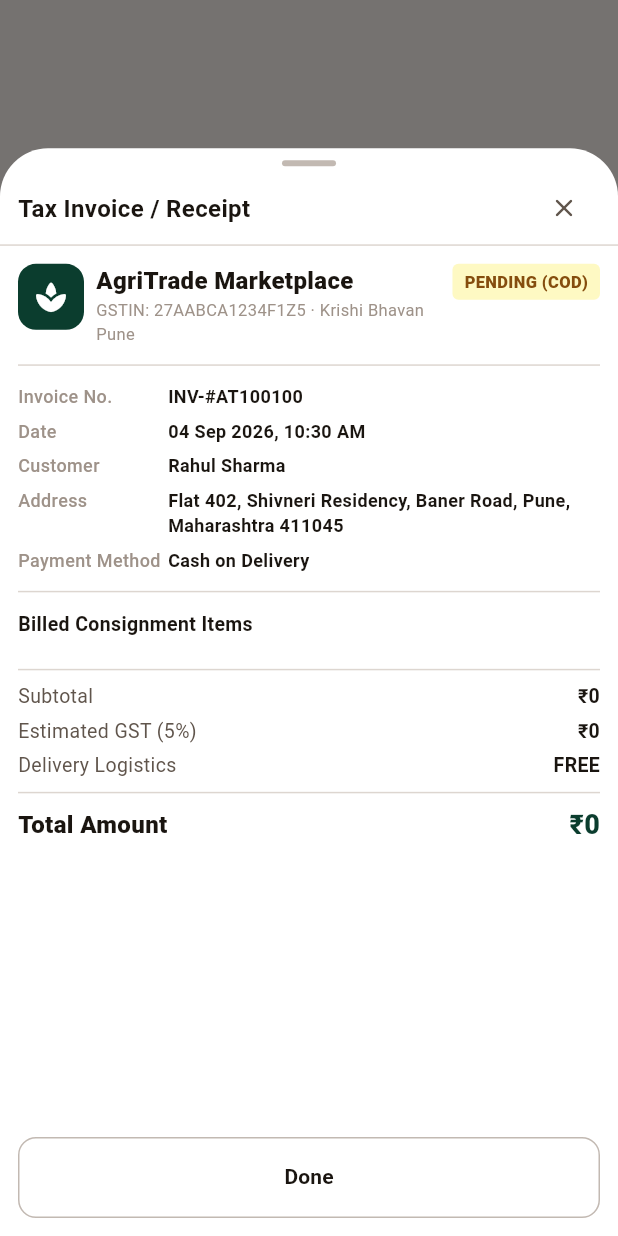
After one commit to SwayamMandhani06/agro-product-app, a Flutter app: the OrderConfirmedScreen screen opened by its route, after a tap on "View Tax Invoice / Receipt", on a phone screen of 412 x 824 dp. The commit adds this screen. Run offline on Flutter 3.47's test engine with Material 3 defaults, Android fonts, the phone set to English and light mode, and no system bars; our stand-ins replace cached_network_image, connectivity_plus, dio, easy_localization, firebase_auth, firebase_core and 8 more; accounts and stored records are empty; generated files the repository leaves out were written again; Roboto replaces fonts that are missing (PlusJakartaSans); statements that could not run were skipped.

Commit message:
feat(receipts): add transaction receipts and payment lifecycle handling

```diff
--- a/apps/mobile/lib/features/cart_checkout/presentation/order_confirmed_screen.dart
+++ b/apps/mobile/lib/features/cart_checkout/presentation/order_confirmed_screen.dart
@@ -7,6 +7,8 @@ import '../../../../core/design_system/app_radius.dart';
 import '../../../../core/design_system/app_spacing.dart';
 import '../../../../core/routing/routes.dart';
 import '../../../../core/widgets/app_button.dart';
+import '../../payments/domain/payment_transaction.dart';
+import '../../payments/presentation/widgets/receipt_sheet.dart';
 import '../domain/order.dart';
 
 /// Full Order Confirmed Screen matching Google Stitch screen `d91cd48648154a0488ff56e0d0654cf2`.
@@ -14,9 +16,11 @@ class OrderConfirmedScreen extends StatelessWidget {
   const OrderConfirmedScreen({
     super.key,
     required this.order,
+    this.transaction,
   });
 
   final Order order;
+  final PaymentTransaction? transaction;
 
   static final _currencyFormat = NumberFormat.currency(
     locale: 'en_IN',
@@ -161,12 +165,49 @@ class OrderConfirmedScreen extends StatelessWidget {
                           subtitle:
                               '${order.paymentMethod} • ${_currencyFormat.format(order.totalAmount)} (${order.totalItemCount} items)',
                         ),
+                        if (transaction?.providerPaymentId != null) ...[
+                          const SizedBox(height: AppSpacing.md),
+                          _buildDetailRow(
+                            icon: Icons.tag_rounded,
+                            title: 'Transaction Reference',
+                            subtitle: transaction!.providerPaymentId!,
+                          ),
+                        ],
                       ],
                     ),
                   ),
                   const SizedBox(height: AppSpacing.xl),
 
                   // 4. Action Buttons
+                  SizedBox(
+                    width: double.infinity,
+                    child: OutlinedButton.icon(
+                      icon: const Icon(Icons.description_outlined, size: 18, color: AppColors.stitchForestGreen),
+                      label: const Text(
+                        'View Tax Invoice / Receipt',
+                        style: TextStyle(
+                          fontSize: 14,
+                          fontWeight: FontWeight.w700,
+                          color: AppColors.stitchForestGreen,
+                        ),
+                      ),
+                      style: OutlinedButton.styleFrom(
+                        side: const BorderSide(color: AppColors.stitchForestGreen),
+                        padding: const EdgeInsets.symmetric(vertical: 14),
+                        shape: RoundedRectangleBorder(
+                          borderRadius: BorderRadius.circular(AppRadius.md),
+                        ),
+                      ),
+                      onPressed: () {
+                        ReceiptSheet.show(
+                          context,
+                          order: order,
+                          transaction: transaction,
+                        );
+                      },
+                    ),
+                  ),
+                  const SizedBox(height: AppSpacing.sm),
                   SizedBox(
                     width: double.infinity,
                     child: AppButton(
--- /dev/null
+++ b/apps/mobile/lib/features/payments/presentation/widgets/receipt_sheet.dart
@@ -0,0 +1,429 @@
+import 'package:flutter/material.dart';
+import 'package:intl/intl.dart';
+
+import '../../../../core/design_system/app_colors.dart';
+import '../../../../core/design_system/app_radius.dart';
+import '../../../../core/design_system/app_spacing.dart';
+import '../../../cart_checkout/domain/order.dart';
+import '../../domain/payment_transaction.dart';
+
+/// Tax invoice and transaction receipt bottom sheet matching AgriTrade visual standards.
+class ReceiptSheet extends StatelessWidget {
+  const ReceiptSheet({
+    super.key,
+    required this.order,
+    this.transaction,
+  });
+
+  final Order order;
+  final PaymentTransaction? transaction;
+
+  static void show(BuildContext context, {required Order order, PaymentTransaction? transaction}) {
+    showModalBottomSheet<void>(
+      context: context,
+      isScrollControlled: true,
+      backgroundColor: Colors.transparent,
+      builder: (ctx) => ReceiptSheet(order: order, transaction: transaction),
+    );
+  }
+
+  static final _currencyFormat = NumberFormat.currency(
+    locale: 'en_IN',
+    symbol: '₹',
+    decimalDigits: 0,
+  );
+
+  static final _dateFormat = DateFormat('dd MMM yyyy, hh:mm a');
+
+  @override
+  Widget build(BuildContext context) {
+    final isDemo = transaction?.provider == PaymentProvider.demo ||
+        order.paymentMethod.toLowerCase().contains('demo');
+    final isTest = transaction?.provider == PaymentProvider.razorpayTest ||
+        (!isDemo && order.paymentMethod.toLowerCase() != 'cash on delivery');
+
+    return Material(
+      color: AppColors.surface,
+      borderRadius: const BorderRadius.vertical(
+        top: Radius.circular(AppRadius.xxl),
+      ),
+      clipBehavior: Clip.antiAlias,
+      child: SafeArea(
+        top: false,
+        child: Container(
+          constraints: BoxConstraints(
+            maxHeight: MediaQuery.of(context).size.height * 0.88,
+          ),
+          child: Column(
+            mainAxisSize: MainAxisSize.min,
+            children: [
+              // 1. Drag Handle & Top Bar
+              Padding(
+                padding: const EdgeInsets.only(top: AppSpacing.sm, bottom: AppSpacing.xs),
+                child: Center(
+                  child: Container(
+                    width: 36,
+                    height: 4,
+                    decoration: BoxDecoration(
+                      color: AppColors.neutral300,
+                      borderRadius: BorderRadius.circular(AppRadius.full),
+                    ),
+                  ),
+                ),
+              ),
+              Padding(
+                padding: const EdgeInsets.symmetric(horizontal: AppSpacing.md),
+                child: Row(
+                  mainAxisAlignment: MainAxisAlignment.spaceBetween,
+                  children: [
+                    const Text(
+                      'Tax Invoice / Receipt',
+                      style: TextStyle(
+                        fontSize: 16,
+                        fontWeight: FontWeight.w700,
+                        color: AppColors.textPrimary,
+                      ),
+                    ),
+                    IconButton(
+                      icon: const Icon(Icons.close_rounded, size: 20),
+                      onPressed: () => Navigator.of(context).pop(),
+                    ),
+                  ],
+                ),
+              ),
+              const Divider(height: 1, color: AppColors.neutral200),
+
+              // 2. Receipt Body
+              Expanded(
+                child: ListView(
+                  padding: const EdgeInsets.all(AppSpacing.md),
+                  children: [
+                    // Sandbox Disclosure Banner
+                    if (isDemo || isTest) ...[
+                      Container(
+                        padding: const EdgeInsets.symmetric(
+                          horizontal: AppSpacing.sm,
+                          vertical: AppSpacing.xs,
+                        ),
+                        decoration: BoxDecoration(
+                          color: isDemo
+                              ? const Color(0xFFEFF6FF)
+                              : const Color(0xFFF3E8FF),
+                          borderRadius: BorderRadius.circular(AppRadius.sm),
+                          border: Border.all(
+                            color: isDemo
+                                ? const Color(0xFF93C5FD)
+                                : const Color(0xFFD8B4FE),
+                          ),
+                        ),
+                        child: Row(
+                          children: [
+                            Icon(
+                              Icons.verified_user_outlined,
+                              size: 16,
+                              color: isDemo
+                                  ? const Color(0xFF1E40AF)
+                                  : const Color(0xFF6B21A8),
+                            ),
+                            const SizedBox(width: AppSpacing.xs),
+                            Expanded(
+                              child: Text(
+                                isDemo
+                                    ? 'DEMO PAYMENT · EDUCATIONAL SANDBOX (ZERO REAL CHARGES)'
+                                    : 'TEST PAYMENT · RAZORPAY TEST MODE ENVIRONMENT',
+                                style: TextStyle(
+                                  fontSize: 11,
+                                  fontWeight: FontWeight.w700,
+                                  letterSpacing: 0.5,
+                                  color: isDemo
+                                      ? const Color(0xFF1E40AF)
+                                      : const Color(0xFF6B21A8),
+                                ),
+                              ),
+                            ),
+                          ],
+                        ),
+                      ),
+                      const SizedBox(height: AppSpacing.md),
+                    ],
+
+                    // AgriTrade Header
+                    Row(
+                      crossAxisAlignment: CrossAxisAlignment.start,
+                      children: [
+                        Container(
+                          width: 44,
+                          height: 44,
+                          decoration: BoxDecoration(
+                            color: AppColors.stitchForestGreen,
+                            borderRadius: BorderRadius.circular(AppRadius.md),
+                          ),
+                          child: const Center(
+                            child: Icon(
+                              Icons.spa_rounded,
+                              color: Colors.white,
+                              size: 24,
+                            ),
+                          ),
+                        ),
+                        const SizedBox(width: AppSpacing.sm),
+                        const Expanded(
+                          child: Column(
+                            crossAxisAlignment: CrossAxisAlignment.start,
+                            children: [
+                              Text(
+                                'AgriTrade Marketplace',
+                                style: TextStyle(
+                                  fontSize: 16,
+                                  fontWeight: FontWeight.w800,
+                                  color: AppColors.textPrimary,
+                                ),
+                              ),
+                              Text(
+                                'GSTIN: 27AABCA1234F1Z5 · Krishi Bhavan Pune',
+                                style: TextStyle(
+                                  fontSize: 11,
+                                  color: AppColors.textTertiary,
+                                ),
+                              ),
+                            ],
+                          ),
+                        ),
+                        Container(
+                          padding: const EdgeInsets.symmetric(horizontal: 8, vertical: 4),
+                          decoration: BoxDecoration(
+                            color: (transaction?.status == PaymentStatus.paid ||
+                                    order.paymentMethod.toLowerCase() != 'cash on delivery')
+                                ? const Color(0xFFDCFCE7)
+                                : const Color(0xFFFEF9C3),
+                            borderRadius: BorderRadius.circular(AppRadius.xs),
+                          ),
+                          child: Text(
+                            (transaction?.status == PaymentStatus.paid ||
+                                    order.paymentMethod.toLowerCase() != 'cash on delivery')
+                                ? 'PAID'
+                                : 'PENDING (COD)',
+                            style: TextStyle(
+                              fontSize: 11,
+                              fontWeight: FontWeight.w800,
+                              color: (transaction?.status == PaymentStatus.paid ||
+                                      order.paymentMethod.toLowerCase() != 'cash on delivery')
+                                  ? const Color(0xFF166534)
+                                  : const Color(0xFF854D0E),
+                            ),
+                          ),
+                        ),
+                      ],
+                    ),
+
+                    const SizedBox(height: AppSpacing.md),
+                    const Divider(height: 1, color: AppColors.neutral200),
+                    const SizedBox(height: AppSpacing.md),
+
+                    // Order & Customer Metadata
+                    _buildMetaRow('Invoice No.', 'INV-${order.id.toUpperCase()}'),
+                    const SizedBox(height: 6),
+                    _buildMetaRow('Date', _dateFormat.format(order.createdAt)),
+                    const SizedBox(height: 6),
+                    _buildMetaRow('Customer', order.address.recipientName),
+                    const SizedBox(height: 6),
+                    _buildMetaRow('Address', order.address.formattedAddress),
+                    const SizedBox(height: 6),
+                    _buildMetaRow('Payment Method', order.paymentMethod),
+                    if (transaction?.providerPaymentId != null) ...[
+                      const SizedBox(height: 6),
+                      _buildMetaRow('Transaction Ref', transaction!.providerPaymentId!),
+                    ],
+
+                    const SizedBox(height: AppSpacing.md),
+                    const Divider(height: 1, color: AppColors.neutral200),
+                    const SizedBox(height: AppSpacing.md),
+
+                    // Itemized List
+                    const Text(
+                      'Billed Consignment Items',
+                      style: TextStyle(
+                        fontSize: 13,
+                        fontWeight: FontWeight.w700,
+                        color: AppColors.textPrimary,
+                      ),
+                    ),
+                    const SizedBox(height: AppSpacing.sm),
+
+                    ...order.items.map((item) {
+                      return Padding(
+                        padding: const EdgeInsets.only(bottom: AppSpacing.xs),
+                        child: Row(
+                          crossAxisAlignment: CrossAxisAlignment.start,
+                          children: [
+                            Expanded(
+                              child: Column(
+                                crossAxisAlignment: CrossAxisAlignment.start,
+                                children: [
+                                  Text(
+                                    item.product.title,
+                                    style: const TextStyle(
+                                      fontSize: 13,
+                                      fontWeight: FontWeight.w600,
+                                      color: AppColors.textPrimary,
+                                    ),
+                                  ),
+                                  Text(
+                                    'Qty: ${item.quantity} × ${_currencyFormat.format(item.product.price)}',
+                                    style: const TextStyle(
+                                      fontSize: 11,
+                                      color: AppColors.textTertiary,
+                                    ),
+                                  ),
+                                ],
+                              ),
+                            ),
+                            Text(
+                              _currencyFormat.format(item.totalPrice),
+                              style: const TextStyle(
+                                fontSize: 13,
+                                fontWeight: FontWeight.w700,
+                                color: AppColors.textPrimary,
+                              ),
+                            ),
+                          ],
+                        ),
+                      );
+                    }),
+
+                    const SizedBox(height: AppSpacing.md),
+                    const Divider(height: 1, color: AppColors.neutral200),
+                    const SizedBox(height: AppSpacing.sm),
+
+                    // Financial Breakdown
+                    _buildFinancialRow('Subtotal', _currencyFormat.format(order.subtotal)),
+                    if (order.discount > 0) ...[
+                      const SizedBox(height: 4),
+                      _buildFinancialRow(
+                        'Discount Applied',
+                        '-${_currencyFormat.format(order.discount)}',
+                        isDiscount: true,
+                      ),
+                    ],
+                    const SizedBox(height: 4),
+                    _buildFinancialRow(
+                      'Estimated GST (5%)',
+                      _currencyFormat.format((order.subtotal * 0.05).round()),
+                    ),
+                    const SizedBox(height: 4),
+                    _buildFinancialRow(
+                      'Delivery Logistics',
+                      order.deliveryFee == 0 ? 'FREE' : _currencyFormat.format(order.deliveryFee),
+                    ),
+                    const SizedBox(height: AppSpacing.sm),
+                    const Divider(height: 1, color: AppColors.neutral200),
+                    const SizedBox(height: AppSpacing.sm),
+                    Row(
+                      mainAxisAlignment: MainAxisAlignment.spaceBetween,
+                      children: [
+                        const Text(
+                          'Total Amount',
+                          style: TextStyle(
+                            fontSize: 16,
+                            fontWeight: FontWeight.w800,
+                            color: AppColors.textPrimary,
+                          ),
+                        ),
+                        Text(
+                          _currencyFormat.format(order.totalAmount),
+                          style: const TextStyle(
+                            fontSize: 18,
+                            fontWeight: FontWeight.w800,
+                            color: AppColors.stitchForestGreen,
+                          ),
+                        ),
+                      ],
+                    ),
+                  ],
+                ),
+              ),
+
+              // 3. Bottom Close Action
+              Padding(
+                padding: const EdgeInsets.all(AppSpacing.md),
+                child: SizedBox(
+                  width: double.infinity,
+                  child: OutlinedButton(
+                    onPressed: () => Navigator.of(context).pop(),
+                    style: OutlinedButton.styleFrom(
+                      side: const BorderSide(color: AppColors.neutral300),
+                      padding: const EdgeInsets.symmetric(vertical: 14),
+                      shape: RoundedRectangleBorder(
+                        borderRadius: BorderRadius.circular(AppRadius.md),
+                      ),
+                    ),
+                    child: const Text(
+                      'Done',
+                      style: TextStyle(
+                        fontSize: 14,
+                        fontWeight: FontWeight.w700,
+                        color: AppColors.textPrimary,
+                      ),
+                    ),
+                  ),
+                ),
+              ),
+            ],
+          ),
+        ),
+      ),
+    );
+  }
+
+  Widget _buildMetaRow(String label, String value) {
+    return Row(
+      crossAxisAlignment: CrossAxisAlignment.start,
+      children: [
+        SizedBox(
+          width: 100,
+          child: Text(
+            label,
+            style: const TextStyle(
+              fontSize: 12,
+              fontWeight: FontWeight.w500,
+              color: AppColors.textTertiary,
+            ),
+          ),
+        ),
+        Expanded(
+          child: Text(
+            value,
+            style: const TextStyle(
+              fontSize: 12,
+              fontWeight: FontWeight.w600,
+              color: AppColors.textPrimary,
+            ),
+          ),
+        ),
+      ],
+    );
+  }
+
+  Widget _buildFinancialRow(String label, String value, {bool isDiscount = false}) {
+    return Row(
+      mainAxisAlignment: MainAxisAlignment.spaceBetween,
+      children: [
+        Text(
+          label,
+          style: const TextStyle(
+            fontSize: 13,
+            color: AppColors.textSecondary,
+          ),
+        ),
+        Text(
+          value,
+          style: TextStyle(
+            fontSize: 13,
+            fontWeight: FontWeight.w600,
+            color: isDiscount ? AppColors.stitchForestGreen : AppColors.textPrimary,
+          ),
+        ),
+      ],
+    );
+  }
+}
```
Also changed, not shown: 2 other files.
